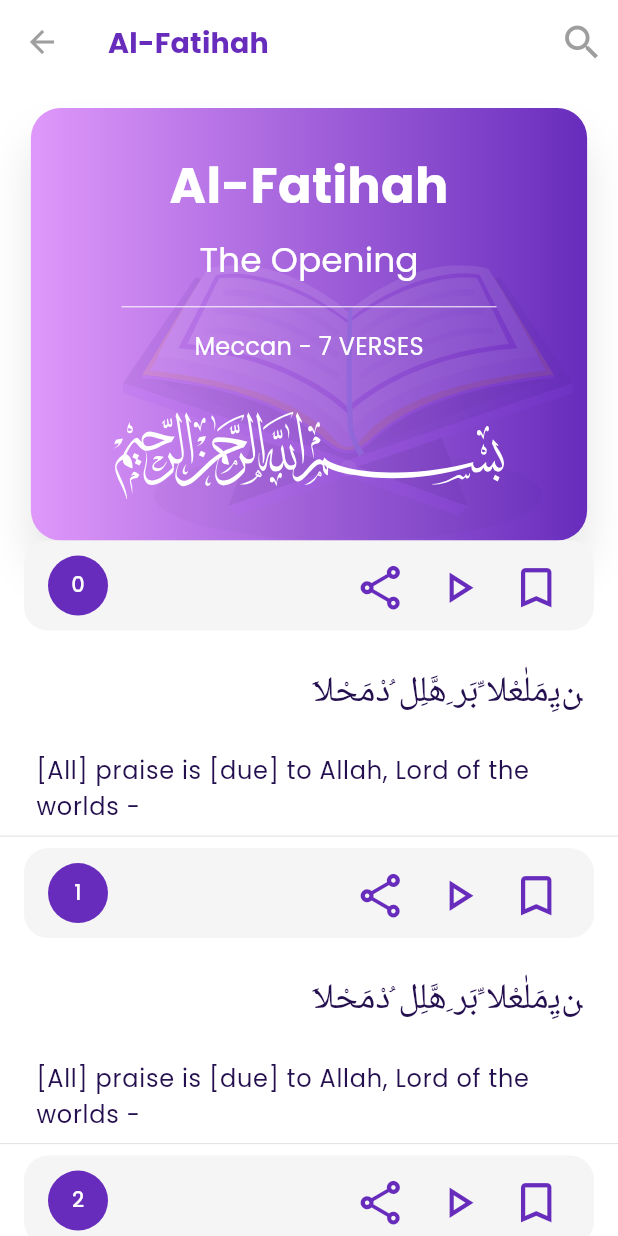
After one commit to ramdhanjr11/Holy-Quran-App, a Flutter app: the SurahDetailPage screen opened by its route, on a phone screen of 412 x 824 dp. The commit adds this screen. Run offline on Flutter 3.47's test engine with Material 2 defaults, Android fonts, the phone set to English and light mode, and no system bars; our stand-ins replace flutter_svg, google_fonts.

Commit message:
ui: add surah detail page ui

```diff
--- a/lib/main.dart
+++ b/lib/main.dart
@@ -2,6 +2,7 @@ import 'package:flutter/material.dart';
 import 'package:holy_quran_app/common/themes.dart';
 import 'package:holy_quran_app/presentation/ui/home_page.dart';
 import 'package:holy_quran_app/presentation/ui/onboarding_page.dart';
+import 'package:holy_quran_app/presentation/ui/surah_detail_page.dart';
 import 'package:holy_quran_app/presentation/ui/surah_page.dart';
 
 void main() {
@@ -25,6 +26,7 @@ class MyApp extends StatelessWidget {
         OnBoardingPage.routeName: (_) => const OnBoardingPage(),
         HomePage.routeName: (_) => const HomePage(),
         SurahPage.routeName: (_) => const SurahPage(),
+        SurahDetailPage.routeName: (_) => const SurahDetailPage(),
       },
     );
   }
--- a/lib/presentation/ui/home_page.dart
+++ b/lib/presentation/ui/home_page.dart
@@ -43,6 +43,8 @@ class _HomePageState extends State<HomePage> {
       body: Padding(
         padding: const EdgeInsets.all(16),
         child: SafeArea(
+          child: SingleChildScrollView(
+            physics: const BouncingScrollPhysics(),
             child: Column(
               crossAxisAlignment: CrossAxisAlignment.start,
               children: [
@@ -179,14 +181,15 @@ class _HomePageState extends State<HomePage> {
                   ),
                   onTap: () {},
                 ),
-              const Spacer(),
-              Text(
-                'Ramdhan\'s created ©',
-                style: textTheme.bodySmall!.copyWith(
-                  fontStyle: FontStyle.italic,
+                // const Spacer(),
+                // Text(
+                //   'Ramdhan\'s created ©',
+                //   style: textTheme.bodySmall!.copyWith(
+                //     fontStyle: FontStyle.italic,
+                //   ),
+                // )
+              ],
             ),
-              )
-            ],
           ),
         ),
       ),
--- /dev/null
+++ b/lib/presentation/ui/surah_detail_page.dart
@@ -0,0 +1,245 @@
+import 'package:flutter/material.dart';
+import 'package:flutter_svg/svg.dart';
+import 'package:holy_quran_app/common/themes.dart';
+
+class SurahDetailPage extends StatefulWidget {
+  static const routeName = '/surah_detail_page';
+
+  const SurahDetailPage({super.key});
+
+  @override
+  State<SurahDetailPage> createState() => _SurahDetailPageState();
+}
+
+class _SurahDetailPageState extends State<SurahDetailPage> {
+  @override
+  Widget build(BuildContext context) {
+    final textTheme = Theme.of(context).textTheme;
+
+    return Scaffold(
+      backgroundColor: Colors.white,
+      body: NestedScrollView(
+        headerSliverBuilder: (context, innerBoxIsScrolled) => [
+          SliverAppBar(
+            floating: true,
+            snap: true,
+            title: Text(
+              'Al-Fatihah',
+              style: textTheme.titleLarge!.copyWith(
+                color: appLightPrimaryColor,
+                fontWeight: FontWeight.bold,
+              ),
+            ),
+            centerTitle: false,
+            leading: IconButton(
+              icon: const Icon(
+                Icons.arrow_back,
+                color: Colors.grey,
+              ),
+              onPressed: () {
+                Navigator.pop(context);
+              },
+            ),
+            backgroundColor: Colors.white,
+            elevation: 0,
+            actions: [
+              IconButton(
+                onPressed: () {},
+                icon: const Icon(
+                  Icons.search,
+                  color: Colors.grey,
+                  size: 30,
+                ),
+              ),
+            ],
+          ),
+        ],
+        physics: const BouncingScrollPhysics(),
+        body: SingleChildScrollView(
+          child: Column(
+            children: [
+              const SizedBox(height: 16),
+              Stack(
+                alignment: Alignment.center,
+                children: [
+                  Container(
+                    width: MediaQuery.of(context).size.width * .9,
+                    height: MediaQuery.of(context).size.height * .35,
+                    decoration: BoxDecoration(
+                      gradient: LinearGradient(
+                        colors: [
+                          appLightPurpleColor,
+                          appLightPrimaryColor,
+                        ],
+                      ),
+                      boxShadow: const [
+                        BoxShadow(
+                          color: Color(0x19000000),
+                          blurRadius: 24,
+                          offset: Offset(0, 20),
+                        ),
+                      ],
+                      borderRadius: BorderRadius.circular(20),
+                    ),
+                  ),
+                  Positioned(
+                    bottom: 0,
+                    right: 30,
+                    child: Opacity(
+                      opacity: .1,
+                      child: SvgPicture.asset(
+                        'assets/quran_item.svg',
+                        width: 300,
+                      ),
+                    ),
+                  ),
+                  Center(
+                    child: Column(
+                      children: [
+                        Text(
+                          'Al-Fatihah',
+                          style: textTheme.headlineMedium!.copyWith(
+                            color: Colors.white,
+                            fontWeight: FontWeight.bold,
+                          ),
+                        ),
+                        const SizedBox(height: 8),
+                        Text(
+                          'The Opening',
+                          style: textTheme.headlineSmall!
+                              .copyWith(color: Colors.white),
+                        ),
+                        const SizedBox(height: 12),
+                        const SizedBox(
+                          width: 250,
+                          child: Divider(
+                            height: 4,
+                            color: Colors.white,
+                          ),
+                        ),
+                        const SizedBox(height: 12),
+                        Text(
+                          'Meccan - 7 VERSES',
+                          style: textTheme.titleMedium!
+                              .copyWith(color: Colors.white),
+                        ),
+                        const SizedBox(height: 32),
+                        SvgPicture.asset(
+                          'assets/basmallah_item.svg',
+                          width: 260,
+                        ),
+                      ],
+                    ),
+                  ),
+                ],
+              ),
+              ListView.separated(
+                shrinkWrap: true,
+                primary: false,
+                itemBuilder: (context, index) => _buildItemAyah(context,
+                    ayahNumber: index.toString(),
+                    ayah: 'َﻦﻳِمَلٰعْلا ِّبَر ِهَّلِل ُدْمَحْلا',
+                    translate:
+                        '[All] praise is [due] to Allah, Lord of the worlds -'),
+                separatorBuilder: (context, index) => const Divider(),
+                itemCount: 50,
+              ),
+            ],
+          ),
+        ),
+      ),
+    );
+  }
+
+  Widget _buildItemAyah(
+    BuildContext context, {
+    required String ayahNumber,
+    required String ayah,
+    required String translate,
+  }) {
+    final textTheme = Theme.of(context).textTheme;
+    return Column(
+      crossAxisAlignment: CrossAxisAlignment.stretch,
+      children: [
+        Container(
+          margin: const EdgeInsets.symmetric(horizontal: 16),
+          height: 60,
+          decoration: BoxDecoration(
+            borderRadius: BorderRadius.circular(16),
+            color: Colors.grey[100],
+          ),
+          child: Row(
+            mainAxisAlignment: MainAxisAlignment.spaceBetween,
+            children: [
+              Container(
+                margin: const EdgeInsets.only(left: 16),
+                width: 40,
+                height: 40,
+                decoration: BoxDecoration(
+                  shape: BoxShape.circle,
+                  color: appLightPrimaryColor,
+                ),
+                child: Center(
+                  child: Text(
+                    ayahNumber,
+                    style: textTheme.titleSmall!.copyWith(color: Colors.white),
+                  ),
+                ),
+              ),
+              Row(
+                children: [
+                  IconButton(
+                    onPressed: () {},
+                    icon: Icon(
+                      Icons.share_outlined,
+                      color: appLightPrimaryColor,
+                      size: 35,
+                    ),
+                  ),
+                  const SizedBox(width: 4),
+                  IconButton(
+                    onPressed: () {},
+                    icon: Icon(
+                      Icons.play_arrow_outlined,
+                      color: appLightPrimaryColor,
+                      size: 35,
+                    ),
+                  ),
+                  const SizedBox(width: 4),
+                  IconButton(
+                    onPressed: () {},
+                    icon: Icon(
+                      Icons.bookmark_outline,
+                      color: appLightPrimaryColor,
+                      size: 35,
+                    ),
+                  ),
+                  const SizedBox(width: 16),
+                ],
+              )
+            ],
+          ),
+        ),
+        Padding(
+          padding: const EdgeInsets.symmetric(horizontal: 24, vertical: 24),
+          child: Text(
+            ayah,
+            style: TextStyle(
+              fontSize: 24,
+              color: appLightPrimaryTextColor,
+            ),
+            textAlign: TextAlign.end,
+          ),
+        ),
+        Padding(
+          padding: const EdgeInsets.symmetric(horizontal: 24),
+          child: Text(
+            translate,
+            style:
+                textTheme.bodyLarge!.copyWith(color: appLightPrimaryTextColor),
+          ),
+        ),
+      ],
+    );
+  }
+}
--- a/lib/presentation/ui/surah_page.dart
+++ b/lib/presentation/ui/surah_page.dart
@@ -3,6 +3,7 @@ import 'dart:math';
 import 'package:flutter/material.dart';
 import 'package:flutter_svg/svg.dart';
 import 'package:holy_quran_app/common/themes.dart';
+import 'package:holy_quran_app/presentation/ui/surah_detail_page.dart';
 
 class SurahPage extends StatefulWidget {
   static const routeName = '/surah_page';
@@ -65,7 +66,16 @@ class _SurahPageState extends State<SurahPage> {
               ListView.separated(
                 shrinkWrap: true,
                 primary: false,
-                itemBuilder: (context, index) => _buildSurahTile(),
+                itemBuilder: (context, index) => _buildSurahTile(
+                  surahNumber: index.toString(),
+                  surahLatinName: "Al-Fatihah",
+                  surahName: "ةحتافلا",
+                  surahSubtitle: "Meccan : 7 VERSES",
+                  onTap: () => Navigator.pushNamed(
+                    context,
+                    SurahDetailPage.routeName,
+                  ),
+                ),
                 separatorBuilder: (context, index) => const Divider(),
                 itemCount: 15,
               ),
@@ -76,23 +86,30 @@ class _SurahPageState extends State<SurahPage> {
     );
   }
 
-  ListTile _buildSurahTile() {
+  ListTile _buildSurahTile({
+    required String surahNumber,
+    required String surahLatinName,
+    required String surahName,
+    required String surahSubtitle,
+    required Function() onTap,
+  }) {
     return ListTile(
       leading: Stack(
         alignment: Alignment.center,
         children: [
           SvgPicture.asset('assets/number_icon.svg'),
-          const Positioned(
-            child: Text('1'),
+          Positioned(
+            child: Text(surahNumber),
           ),
         ],
       ),
-      title: const Text('Al-Fatihah'),
-      subtitle: const Text('Meccan : 7 VERSES'),
+      title: Text(surahLatinName),
+      subtitle: Text(surahSubtitle),
       trailing: Text(
-        'ةحتافلا',
+        surahName,
         style: TextStyle(fontSize: 24, color: appLightPrimaryColor),
       ),
+      onTap: onTap,
     );
   }
 
```
Lines whose indentation alone changed are shown as unchanged.
